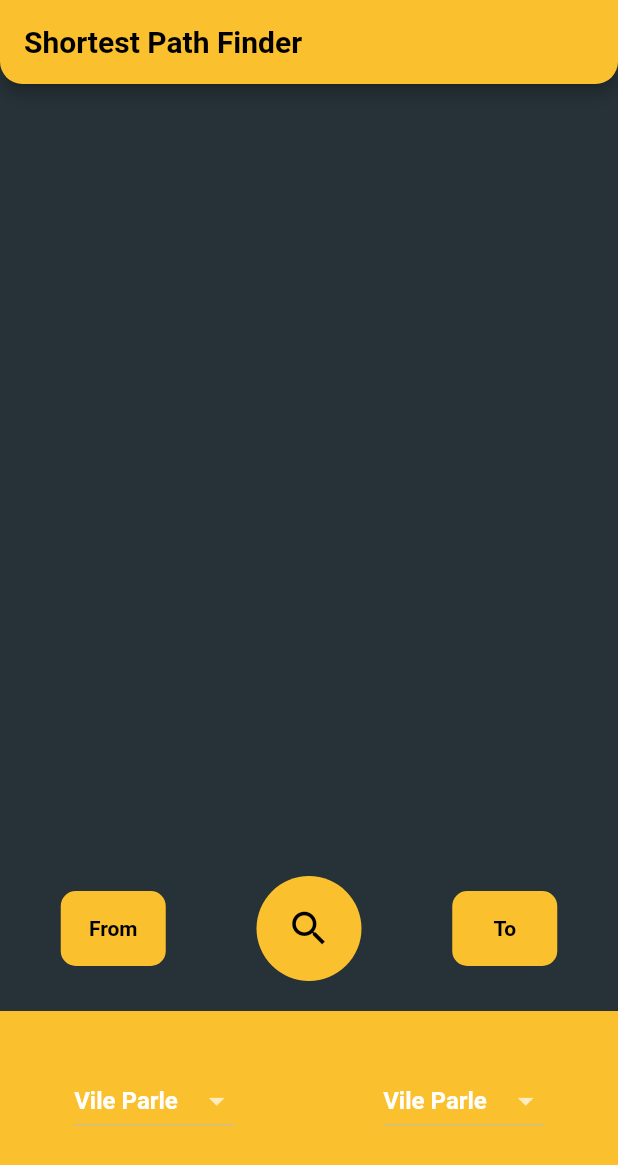
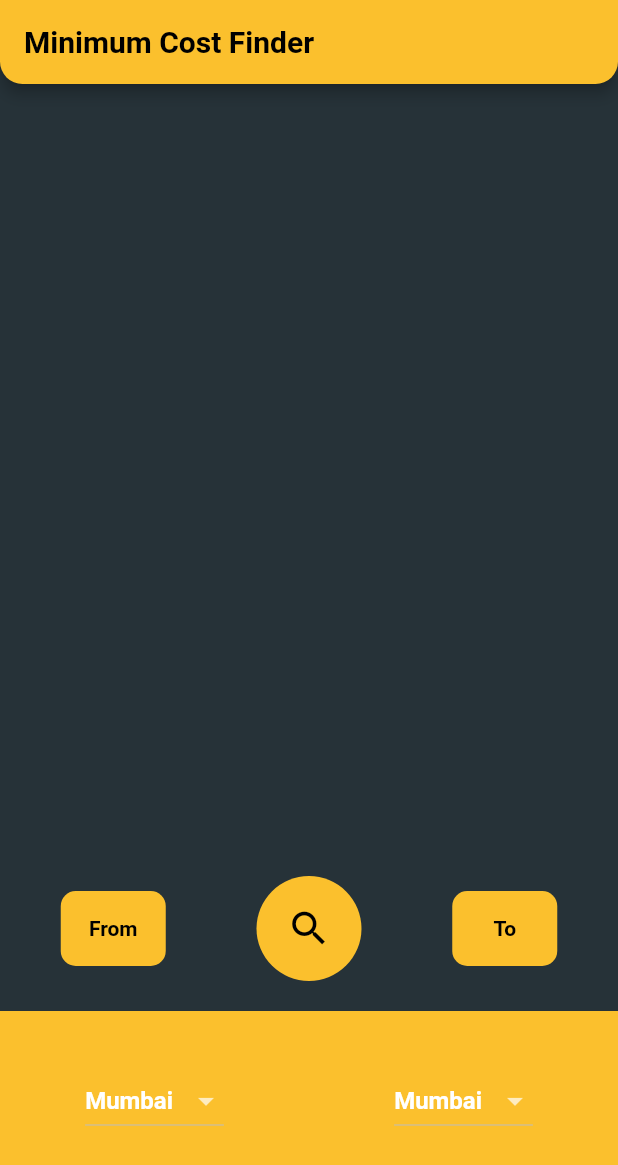
Before and after one commit to yash19pro/shortest-path-finder, a Flutter app: the screen it shows after launch, after a tap on "From", on a phone screen of 412 x 824 dp. Shown: the top 1165 px of the screen. Run offline on Flutter 3.47's test engine with Material 2 defaults, Android fonts, the light colour scheme and no system bars; network calls fail.

Commit message:
cost added

```diff
--- a/shortest_path/lib/coin_data.dart
+++ b/shortest_path/lib/coin_data.dart
@@ -2,12 +2,13 @@ import 'dart:convert';
 import 'package:http/http.dart' as http;
 
 const List<String> currenciesList = [
-  'Vile Parle',
-  'Andheri',
-  'Bandra',
-  'Dadar',
-  'Malad',
-  'Kandivali',
-  'Churchgate',
-  'Santacruz',
+  'Mumbai',
+  'Delhi',
+  'Kolkata',
+  'Maldives',
+  'Dubai',
+  'Bali',
+  'New York',
+  'Bangkok',
+  'London'
 ];
--- a/shortest_path/lib/price_screen.dart
+++ b/shortest_path/lib/price_screen.dart
@@ -12,7 +12,7 @@ class PriceScreen extends StatefulWidget {
 }
 
 class _PriceScreenState extends State<PriceScreen> {
-  String selectedCurrency = 'Vile Parle', selectedCurrency2 = 'Vile Parle';
+  String selectedCurrency = 'Mumbai', selectedCurrency2 = 'Mumbai';
   List<String> messageWidgets = [""];
   int mlen = 1;
   DropdownButton<String> androidDropdown(int a) {
@@ -111,7 +111,7 @@ class _PriceScreenState extends State<PriceScreen> {
           ),
         ),
         title: Text(
-          'Shortest Path Finder',
+          'Minimum Cost Finder',
           style: TextStyle(
             color: Colors.black,
             fontWeight: FontWeight.bold,
@@ -127,6 +127,7 @@ class _PriceScreenState extends State<PriceScreen> {
             Column(children: [
               ListView.builder(
                 padding: EdgeInsets.fromLTRB(50, 250, 50, 50),
+                scrollDirection: Axis.vertical,
                 shrinkWrap: true,
                 itemCount: mlen,
                 itemBuilder: (context, index) {
@@ -151,10 +152,35 @@ class _PriceScreenState extends State<PriceScreen> {
                         await Add(selectedCurrency, selectedCurrency2);
                     Map<dynamic, dynamic> parse = jsonDecode(Response);
                     print(parse["path"]);
+                    String x = "";
+                    int cnt = 0;
                     for (var i in parse["path"]) {
-                      ans.add(currenciesList[i]);
+                      if (cnt == 0) {
+                        x += currenciesList[i];
+                      } else {
+                        x += ' --${parse['edge'][cnt]}--> ' + currenciesList[i];
+                      }
+                      cnt++;
                     }
-                    ans.add("You Need to Pay \$${parse["cost"][0]}!");
+
+                    // int cnt = 0;
+                    // for (var i in parse["path"]) {
+                    //   if (cnt == 0) {
+                    //     ans.add(currenciesList[i]);
+                    //   } else {
+                    //     ans.add('|');
+                    //     ans.add('${parse["edge"][cnt]}');
+                    //     ans.add('|');
+                    //     ans.add('V');
+                    //     ans.add(currenciesList[i]);
+                    //   }
+                    //   cnt++;
+                    // }
+
+                    ans.add(x);
+                    ans.add('\n');
+                    ans.add("You Need to Pay Rs.${parse["cost"][0]}K!");
+                    print(parse['edge']);
                     setState(
                       () {
                         messageWidgets = ans;
```
Also changed, not shown: 4 other files.
